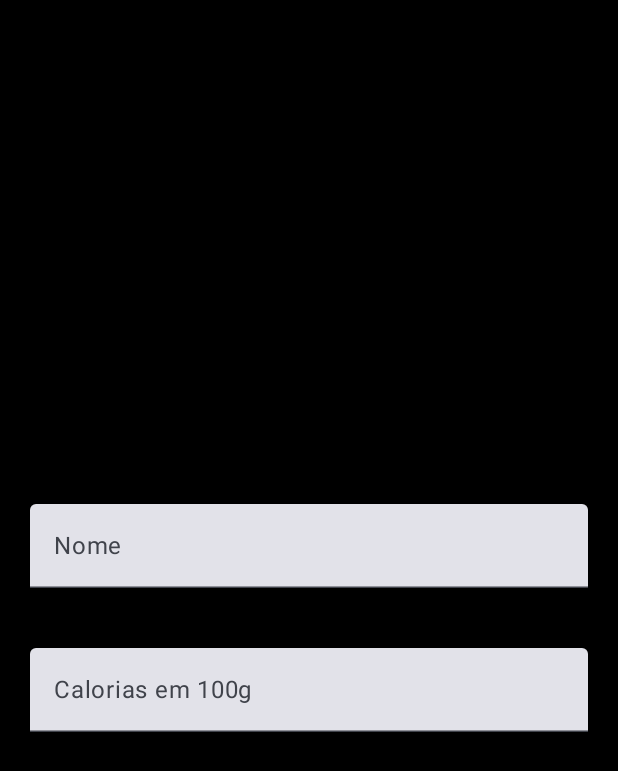
After one commit to GabiNandes09/caloriesCalculator, an Android app built with Jetpack Compose: the composable AddFoodUI shown on its own in the app's theme, on a phone screen of 412 x 824 dp. The commit adds this screen. Shown: the top 771 px of the screen. Run offline under Robolectric (Android 15) with nearby library versions, the light colour scheme and no system bars.

Commit message:
Inicio do AddFoodUI

```diff
--- a/app/src/main/java/com/gabrielfernandes/caloriescalculator/MainActivity.kt
+++ b/app/src/main/java/com/gabrielfernandes/caloriescalculator/MainActivity.kt
@@ -4,17 +4,11 @@ import android.os.Bundle
 import androidx.activity.ComponentActivity
 import androidx.activity.compose.setContent
 import androidx.activity.enableEdgeToEdge
-import androidx.compose.foundation.layout.fillMaxSize
-import androidx.compose.foundation.layout.padding
-import androidx.compose.material3.Scaffold
-import androidx.compose.material3.Text
-import androidx.compose.runtime.Composable
-import androidx.compose.ui.Modifier
-import androidx.compose.ui.tooling.preview.Preview
 import androidx.navigation.compose.NavHost
 import androidx.navigation.compose.composable
 import androidx.navigation.compose.rememberNavController
-import com.gabrielfernandes.caloriescalculator.ui.screens.mainpage.MainPageUI
+import com.gabrielfernandes.caloriescalculator.ui.screens.AddFoodUI
+import com.gabrielfernandes.caloriescalculator.ui.screens.MainPageUI
 import com.gabrielfernandes.caloriescalculator.ui.theme.CaloriesCalculatorTheme
 
 class MainActivity : ComponentActivity() {
@@ -30,7 +24,7 @@ class MainActivity : ComponentActivity() {
                         MainPageUI(navController = navController)
                     }
                     composable("addFood"){
-
+                        AddFoodUI(navController)
                     }
                 }
 
--- /dev/null
+++ b/app/src/main/java/com/gabrielfernandes/caloriescalculator/ui/screens/AddFoodUI.kt
@@ -0,0 +1,53 @@
+package com.gabrielfernandes.caloriescalculator.ui.screens
+
+import androidx.compose.foundation.layout.Arrangement
+import androidx.compose.foundation.layout.Column
+import androidx.compose.foundation.layout.fillMaxSize
+import androidx.compose.foundation.layout.padding
+import androidx.compose.material3.Scaffold
+import androidx.compose.runtime.Composable
+import androidx.compose.ui.Alignment
+import androidx.compose.ui.Modifier
+import androidx.compose.ui.graphics.Color
+import androidx.compose.ui.tooling.preview.Preview
+import androidx.compose.ui.unit.dp
+import androidx.navigation.NavController
+import androidx.navigation.compose.rememberNavController
+import com.gabrielfernandes.caloriescalculator.ui.defaultComponents.DefaultTextField
+import com.gabrielfernandes.caloriescalculator.ui.defaultComponents.DefaultTextValues
+
+@Composable
+fun AddFoodUI(navController: NavController) {
+    Scaffold(
+        containerColor = Color.Black
+    ) { paddingValues ->
+        Column(
+            modifier = Modifier
+                .padding(paddingValues)
+                .fillMaxSize(),
+            verticalArrangement = Arrangement.Center,
+            horizontalAlignment = Alignment.CenterHorizontally,
+        ) {
+            DefaultTextField(
+                label = "Nome",
+                modifier = Modifier.padding(20.dp)
+            ) {
+
+            }
+            DefaultTextField(
+                label = "Calorias em 100g",
+                modifier = Modifier.padding(20.dp)
+            ) {
+
+            }
+
+        }
+    }
+}
+
+@Preview
+@Composable
+private fun Preview() {
+    val navController = rememberNavController()
+    AddFoodUI(navController)
+}
--- a/app/src/main/java/com/gabrielfernandes/caloriescalculator/ui/screens/mainpage/MainPageUI.kt
+++ b/app/src/main/java/com/gabrielfernandes/caloriescalculator/ui/screens/MainPageUI.kt
@@ -1,4 +1,4 @@
-package com.gabrielfernandes.caloriescalculator.ui.screens.mainpage
+package com.gabrielfernandes.caloriescalculator.ui.screens
 
 import androidx.compose.foundation.layout.Arrangement
 import androidx.compose.foundation.layout.Column
```
